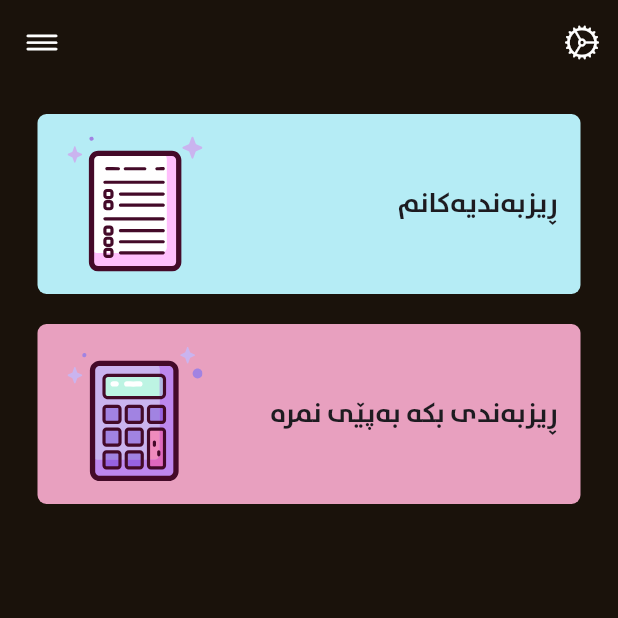
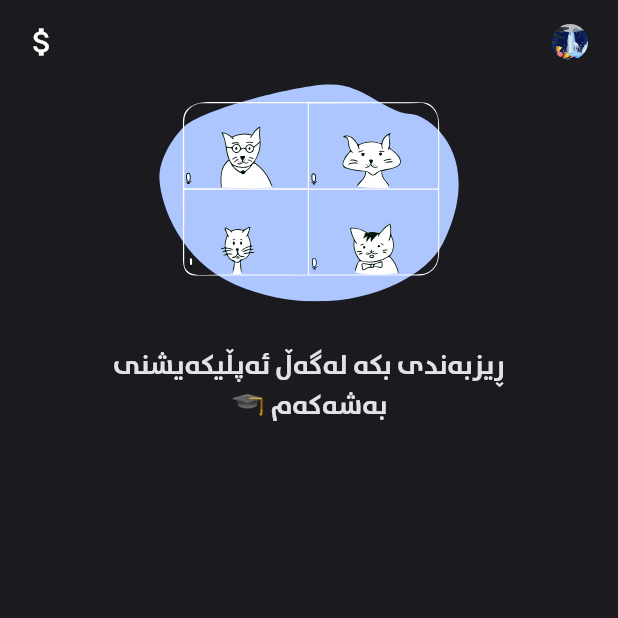
Before and after one commit to akar-jaza/bashakam, a Flutter app: the screen it shows after launch, on a phone screen of 412 x 824 dp, the top half of it. Run offline on Flutter 3.47's test engine with Material 2 defaults, Android fonts, the phone set to English and light mode, and no system bars; our stand-ins replace flutter_svg.

Commit message:
tanakaya sht

```diff
--- a/lib/Homepage.dart
+++ b/lib/Homepage.dart
@@ -1,7 +1,8 @@
 // ignore_for_file: prefer_const_literals_to_create_immutables, prefer_const_constructors
 
-import 'package:flutter/cupertino.dart';
+import 'package:bashakam_barawzanko/constantes/Colors.dart';
 import 'package:flutter/material.dart';
+import 'package:flutter/services.dart';
 import 'package:flutter_svg/flutter_svg.dart';
 import 'components/card.dart';
 
@@ -13,18 +14,35 @@ class HomePage extends StatefulWidget {
 }
 
 class _HomePageState extends State<HomePage> {
+  ColorFile colorFile = ColorFile();
+
   @override
   Widget build(BuildContext context) {
+    void systemUiOverlay() {
+      SystemChrome.setSystemUIOverlayStyle(
+        SystemUiOverlayStyle.dark.copyWith(
+          systemNavigationBarColor: colorFile.kbodyColor,
+          statusBarColor: colorFile.kbodyColor,
+          statusBarIconBrightness:
+              Brightness.light, // Set the icon brightness to light
+          systemNavigationBarIconBrightness: Brightness
+              .light, // Set the system navigation bar icon brightness to light
+        ),
+      );
+    }
+
+    systemUiOverlay();
+
     return SafeArea(
       child: Scaffold(
-        backgroundColor: Color(0xFF1A120B),
+        backgroundColor: colorFile.kbodyColor,
         appBar: AppBar(
-          backgroundColor: Color(0xff1A120B),
+          backgroundColor: colorFile.kbodyColor,
           leading: Builder(
             builder: (BuildContext context) {
               return IconButton(
                 color: Colors.white,
-                icon: Icon(CupertinoIcons.line_horizontal_3),
+                icon: Icon(Icons.attach_money),
                 onPressed: () {
                   Scaffold.of(context).openDrawer();
                 },
@@ -35,8 +53,14 @@ class _HomePageState extends State<HomePage> {
           actions: [
             IconButton(
               onPressed: () {},
-              icon: const Icon(
-                CupertinoIcons.settings_solid,
+              icon: IconButton(
+                onPressed: () {},
+                icon: ClipRRect(
+                  borderRadius: BorderRadius.circular(12.0),
+                  child: Image.asset(
+                    'assets/images/flo.png',
+                  ),
+                ),
               ),
               color: Colors.white,
             ),
@@ -45,18 +69,30 @@ class _HomePageState extends State<HomePage> {
         body: Center(
           child: Column(
             children: [
-              const MyCard(
-                imageAsset: 'assets/images/list2.svg',
-                verticalMargin: 20,
-                title: 'ڕیزبەندیەکانم',
-                color: Color(0xFFB5ECF5),
+              SvgPicture.asset(
+                'assets/images/cats.svg',
+                width: 200,
               ),
-              const MyCard(
-                imageAsset: 'assets/images/calc.svg',
-                verticalMargin: 0,
-                title: 'ڕیزبەندی بکە بەپێی نمرە',
-                color: Color(0xFFE8A0BF),
+              SizedBox(
+                height: 30,
               ),
+              Text(
+                'ڕیزبەندی بکە لەگەڵ ئەپڵیکەیشنی',
+                style: TextStyle(
+                  fontSize: 18,
+                  color: colorFile.kWhiteTextColor,
+                  fontFamily: 'rabarBold',
+                ),
+              ),
+              Text(
+                '🎓 بەشەکەم',
+                style: TextStyle(
+                  fontSize: 18,
+                  color: colorFile.kWhiteTextColor,
+                  fontFamily: 'rabarBold',
+                ),
+              ),
+
             ],
           ),
         ),
--- a/lib/components/card.dart
+++ b/lib/components/card.dart
@@ -39,6 +39,7 @@ class MyCard extends StatelessWidget {
               mainAxisAlignment: MainAxisAlignment.center,
               crossAxisAlignment: CrossAxisAlignment.end,
               children: [
+
                 Text(
                   title,
                   style: TextStyle(
--- a/lib/constantes/Colors.dart
+++ b/lib/constantes/Colors.dart
@@ -1,12 +1,10 @@
 import 'dart:ui';
 
 class ColorFile {
-  Color kappBarColor = const Color(0xFFF0F4F8);
-  Color kbodyColor = const Color(0xFFF0F4F8);
-  Color kpurpleColor = const Color(0xFF4B57CC);
-  Color kboldYellow = const Color(0xFFFECE54);
-  Color klightYellow = const Color(0xFFDEC469);
-  Color kblack = const Color(0xFF151928);
-
-
+  Color kappBarColor = const Color(0xFF292B35); //in scrolling appbar color
+  Color kbodyColor = const Color(0xFF1B1B1F); //body background
+  Color kblueColor = const Color(0xFFADC6FF); //learn more background
+  Color kBoldBlueTextColor = const Color(0xFF0F2F64); //learn more text
+  Color kWhiteTextColor = const Color(0xFFE4E2E6); // Storage in UI card E4E2E6
+  Color kGreyTextColor = const Color(0xFFC5C6D1); // grey text color (backup your phone)
 }
--- a/lib/main.dart
+++ b/lib/main.dart
@@ -8,7 +8,6 @@ void main() => runApp(Main());
 
 // ignore: use_key_in_widget_constructors
 class Main extends StatelessWidget {
-
   ColorFile colorFile = ColorFile();
 
   @override
@@ -16,15 +15,12 @@ class Main extends StatelessWidget {
     return MaterialApp(
       debugShowCheckedModeBanner: false,
       theme: ThemeData(
-        useMaterial3: true,
-        fontFamily: 'rabarBold',
-        primaryColorDark: Colors.black
+        useMaterial3: true, fontFamily: 'uni', primaryColorDark: Colors.black,
         // appBarTheme: AppBarTheme(
         //   color: colorFile.appBarColor,
         // ),
         // scaffoldBackgroundColor: colorFile.bodyColor,
-     ),
-
+      ),
       home: HomePage(),
     );
   }
--- a/pubspec.yaml
+++ b/pubspec.yaml
@@ -62,8 +62,9 @@ flutter:
     - assets/
     - assets/images/list2.svg
     - assets/images/calc.svg
-    - assets/images/bars-3.png
-    - assets/images/barssvg-3.svg
+    - assets/images/earth.svg
+    - assets/images/cats.svg
+    - assets/images/flo.png
 
   #   - images/a_dot_ham.jpeg
 
```
Also changed, not shown: assets/fonts/rabarNormal.ttf (deleted), assets/images/bars-3.png (deleted), assets/images/barssvg-3.svg (deleted), assets/images/cats.svg (added), assets/images/earth.svg (added), assets/images/flo.png (added).
